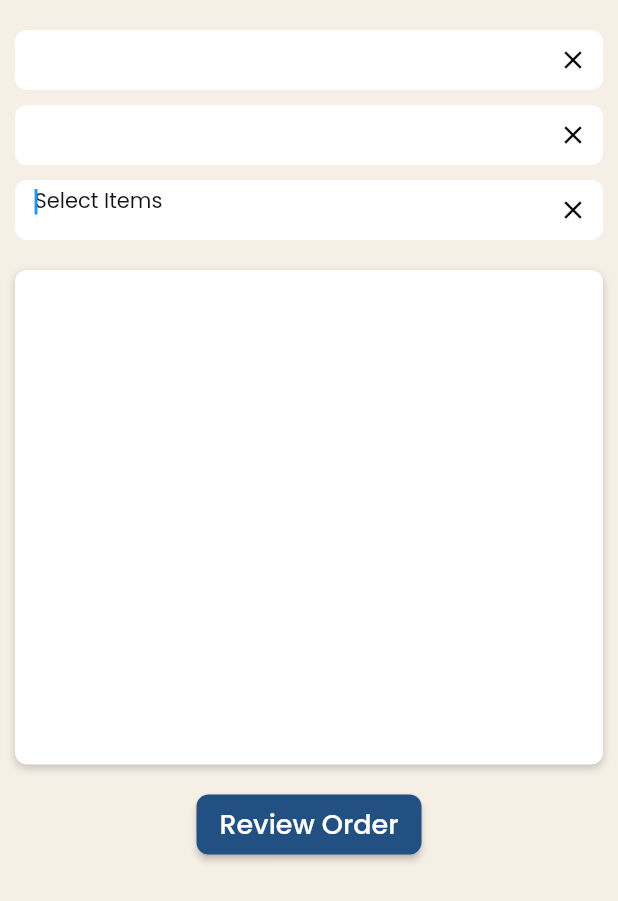
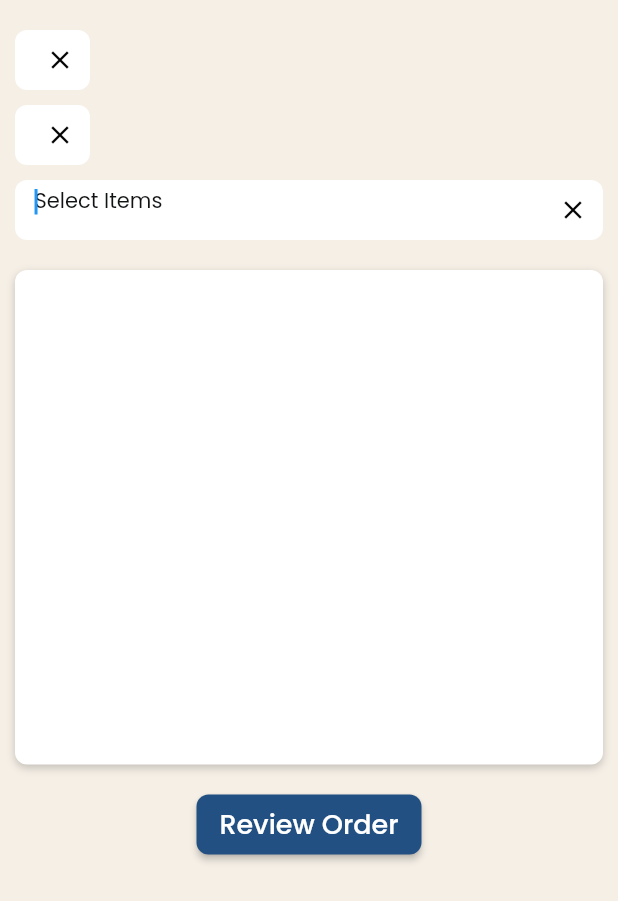
Before and after one commit to PiersoftDev/MarketPlace, a Flutter app: the ItemSelectionPageWidget screen opened by its route, on a phone screen of 412 x 824 dp. Shown: the top 901 px of the screen. Run offline on Flutter 3.47's test engine with Material 2 defaults, Android fonts, the phone set to English and light mode, and no system bars; drawn by our look-alikes of auto_size_text; our stand-ins replace built_collection, built_value, cloud_firestore, data_table_2, dropdown_button2, easy_debounce and 17 more; missing offline and left inert: algolia, json_path; accounts and stored records are empty; statements that could not run were skipped.

Commit message:
Updating to latest FlutterFlow output.

```diff
--- a/lib/pages/item_selection_page/item_selection_page_widget.dart
+++ b/lib/pages/item_selection_page/item_selection_page_widget.dart
@@ -64,6 +64,7 @@ class _ItemSelectionPageWidgetState extends State<ItemSelectionPageWidget> {
                   children: [
                     Column(
                       mainAxisSize: MainAxisSize.max,
+                      crossAxisAlignment: CrossAxisAlignment.start,
                       children: [
                         Padding(
                           padding: EdgeInsetsDirectional.fromSTEB(
@@ -78,6 +79,8 @@ class _ItemSelectionPageWidgetState extends State<ItemSelectionPageWidget> {
                             child: Padding(
                               padding: EdgeInsetsDirectional.fromSTEB(
                                   5.0, 5.0, 5.0, 5.0),
+                              child: SingleChildScrollView(
+                                scrollDirection: Axis.horizontal,
                                 child: Row(
                                   mainAxisSize: MainAxisSize.max,
                                   mainAxisAlignment:
@@ -101,8 +104,8 @@ class _ItemSelectionPageWidgetState extends State<ItemSelectionPageWidget> {
                                         hoverColor: Colors.transparent,
                                         highlightColor: Colors.transparent,
                                         onTap: () async {
-                                        context
-                                            .pushNamed('ProjectSelectionPage');
+                                          context.pushNamed(
+                                              'ProjectSelectionPage');
                                         },
                                         child: Icon(
                                           Icons.close,
@@ -112,6 +115,7 @@ class _ItemSelectionPageWidgetState extends State<ItemSelectionPageWidget> {
                                       ),
                                     ),
                                   ],
+                                ),
                               ),
                             ),
                           ),
@@ -129,6 +133,8 @@ class _ItemSelectionPageWidgetState extends State<ItemSelectionPageWidget> {
                             child: Padding(
                               padding: EdgeInsetsDirectional.fromSTEB(
                                   5.0, 5.0, 5.0, 5.0),
+                              child: SingleChildScrollView(
+                                scrollDirection: Axis.horizontal,
                                 child: Row(
                                   mainAxisSize: MainAxisSize.max,
                                   mainAxisAlignment:
@@ -164,6 +170,7 @@ class _ItemSelectionPageWidgetState extends State<ItemSelectionPageWidget> {
                                       ),
                                     ),
                                   ],
+                                ),
                               ),
                             ),
                           ),
```
Lines whose indentation alone changed are shown as unchanged.
